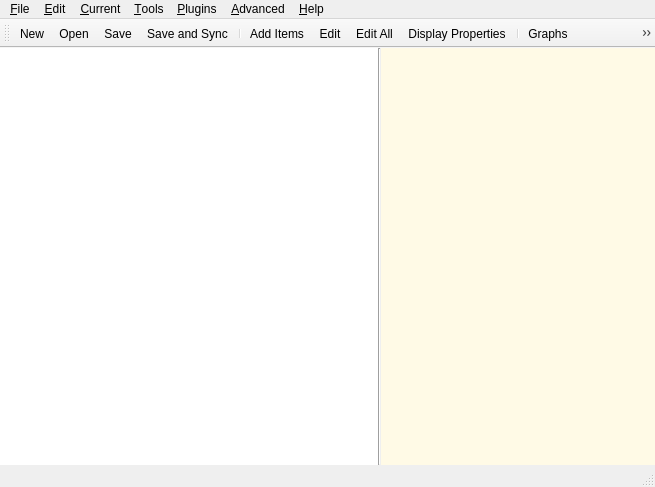
The window that designer/main.ui (ankitects/anki) describes before a commit, drawn with Qt 5.
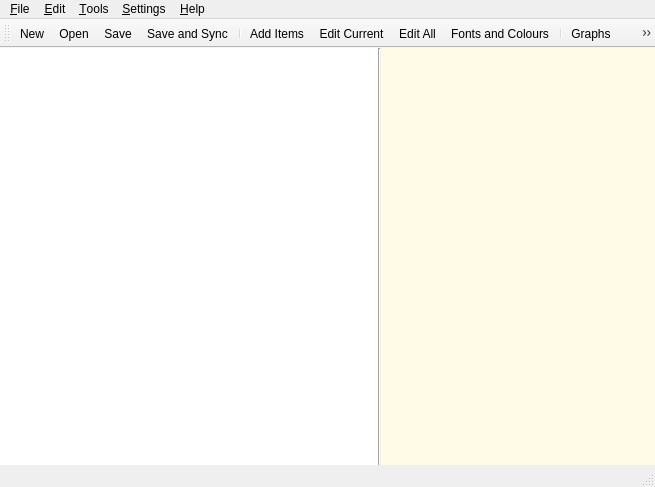
The same window after the commit. Icons and pictures are not drawn.

Commit message: rearrange and clarify menus

```diff
--- a/designer/main.ui
+++ b/designer/main.ui
@@ -709,21 +709,11 @@
     <addaction name="separator" />
     <addaction name="actionCram" />
    </widget>
-   <widget class="QMenu" name="menuAdvanced" >
+   <widget class="QMenu" name="menu_Settings" >
     <property name="title" >
-     <string>&amp;Advanced</string>
+     <string>&amp;Settings</string>
     </property>
-    <addaction name="actionCheckDatabaseIntegrity" />
-    <addaction name="actionCheckMediaDatabase" />
-    <addaction name="actionOptimizeDatabase" />
-    <addaction name="separator" />
-    <addaction name="actionMergeModels" />
-   </widget>
-   <widget class="QMenu" name="menuPlugins" >
-    <property name="title" >
-     <string>&amp;Plugins</string>
-    </property>
-    <widget class="QMenu" name="menuStartup" >
+    <widget class="QMenu" name="menuPlugins" >
      <property name="title" >
       <string>Startup</string>
      </property>
@@ -734,13 +724,9 @@
     <addaction name="actionGetPlugins" />
     <addaction name="actionOpenPluginFolder" />
     <addaction name="separator" />
-    <addaction name="menuStartup" />
-   </widget>
-   <widget class="QMenu" name="menuCurrent" >
-    <property name="title" >
-     <string>&amp;Current</string>
-    </property>
-    <addaction name="actionRepeatAudio" />
+    <addaction name="actionDisplayProperties" />
+    <addaction name="actionModelProperties" />
+    <addaction name="actionDeckProperties" />
     <addaction name="separator" />
     <addaction name="actionEditCurrent" />
     <addaction name="actionMarkCard" />
@@ -749,10 +735,8 @@
    </widget>
    <addaction name="menuDeck" />
    <addaction name="menuEdit" />
-   <addaction name="menuCurrent" />
    <addaction name="menuTools" />
-   <addaction name="menuPlugins" />
-   <addaction name="menuAdvanced" />
+   <addaction name="menu_Settings" />
    <addaction name="menuHelp" />
   </widget>
   <widget class="QStatusBar" name="statusbar" >
@@ -1068,7 +1052,7 @@
      <normaloff>:/icons/preferences-desktop-font.png</normaloff>:/icons/preferences-desktop-font.png</iconset>
    </property>
    <property name="text" >
-    <string>Disp&amp;lay Properties...</string>
+    <string>&amp;Fonts and Colours...</string>
    </property>
    <property name="statusTip" >
     <string>Customize fonts, colours and alignment.</string>
@@ -1088,7 +1072,7 @@
      <normaloff>:/icons/rating.png</normaloff>:/icons/rating.png</iconset>
    </property>
    <property name="text" >
-    <string>&amp;Mark</string>
+    <string>&amp;Mark Fact</string>
    </property>
    <property name="shortcut" >
     <string>Ctrl+M</string>
@@ -1288,7 +1272,7 @@
      <normaloff>:/icons/edit-rename.png</normaloff>:/icons/edit-rename.png</iconset>
    </property>
    <property name="text" >
-    <string>&amp;Edit...</string>
+    <string>Edit &amp;Current...</string>
    </property>
    <property name="shortcut" >
     <string>Ctrl+E</string>
```
Left out of the diff: 67 changed lines with no effect on the pictures. The commit also changes 1 other file.
